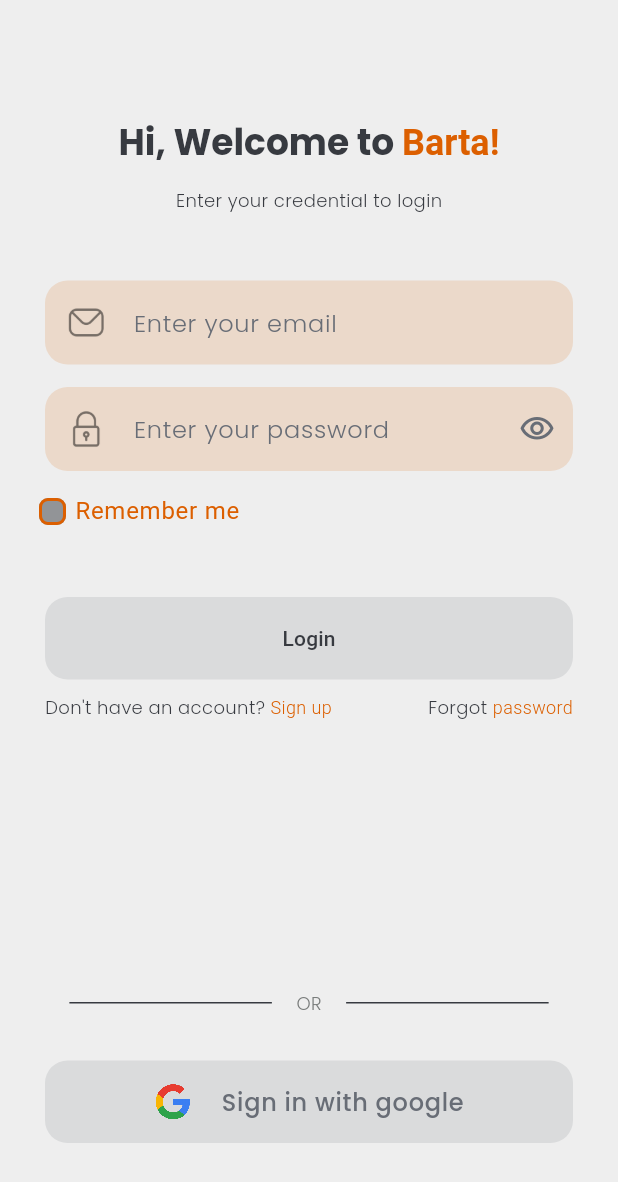
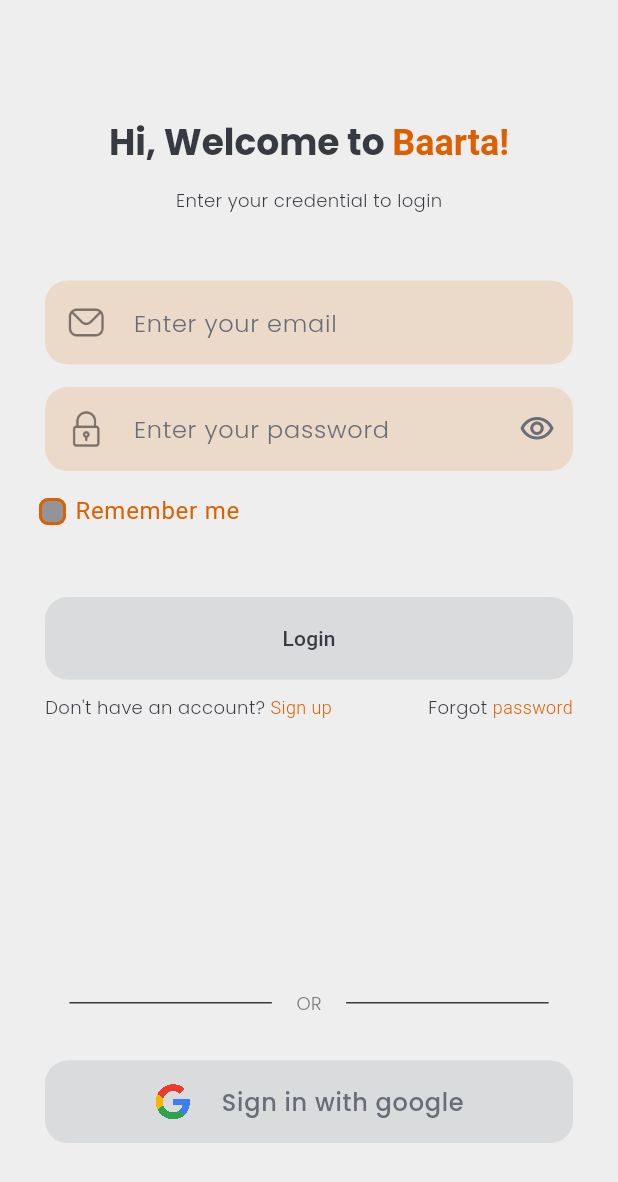
Before and after one commit to Mahbub-Hasan-Talukder/chat_app, a Flutter app: the screen it shows after launch, on a phone screen of 412 x 824 dp. Shown: the top 1182 px of the screen. Run offline on Flutter 3.47's test engine with Material 3 defaults, Android fonts, the phone set to English and light mode, and no system bars; our stand-ins replace cloud_firestore, firebase_auth, firebase_core, firebase_storage, flutter_riverpod, go_router and 5 more; accounts and stored records are empty; generated files the repository leaves out were written again.

Commit message:
feat: remember me complete

```diff
--- a/lib/core/service/navigation/router_config/router_config.dart
+++ b/lib/core/service/navigation/router_config/router_config.dart
@@ -6,12 +6,14 @@ import 'package:chat_app/features/login/presentation/pages/login_page.dart';
 import 'package:chat_app/features/sign_up/presentation/pages/sign_up_page.dart';
 import 'package:firebase_auth/firebase_auth.dart';
 import 'package:go_router/go_router.dart';
+import 'package:shared_preferences/shared_preferences.dart';
 
 class MyRouterConfig {
   static final router = GoRouter(
-    initialLocation: (FirebaseAuth.instance.currentUser == null)
-        ? MyRoutes.login
-        : MyRoutes.landingPage,
+    // initialLocation: (FirebaseAuth.instance.currentUser == null)
+    //     ? MyRoutes.login
+    //     : MyRoutes.landingPage,
+    initialLocation: '/',
     routes: [
       GoRoute(
         path: MyRoutes.signUp,
@@ -43,5 +45,18 @@ class MyRouterConfig {
         },
       ),
     ],
+    redirect: (context, state) async {
+      final prefs = await SharedPreferences.getInstance();
+      FirebaseAuth auth = FirebaseAuth.instance;
+      bool isLoggedIn = prefs.getBool('enableCheckBox') == true;
+      if (auth.currentUser != null &&
+          isLoggedIn == true &&
+          state.fullPath == '/') {
+        return MyRoutes.landingPage;
+      } else if (isLoggedIn == false && state.fullPath == '/') {
+        return MyRoutes.login;
+      }
+      return null;
+    },
   );
 }
--- a/lib/features/chat_page/presentation/pages/chat_page.dart
+++ b/lib/features/chat_page/presentation/pages/chat_page.dart
@@ -63,7 +63,7 @@ class _ChatPageState extends ConsumerState<ChatPage> {
                   widget.receiverName ?? 'no reciever name in chat page',
               receiverId: widget.receiverUid,
             ),
-            const SizedBox(height: 20),
+            const SizedBox(height: 15),
           ],
         ),
       ),
--- a/lib/features/chat_page/presentation/widgets/bottom_chat_bar.dart
+++ b/lib/features/chat_page/presentation/widgets/bottom_chat_bar.dart
@@ -90,6 +90,11 @@ class BottomChatBar extends ConsumerWidget {
               controller: _messageController,
               decoration: InputDecoration(
                 hintText: 'Type your message...',
+                enabledBorder: UnderlineInputBorder(
+                  borderSide: BorderSide(
+                    color: Theme.of(context).colorScheme.shadow,
+                  ),
+                ),
                 fillColor: (ref.read(themeProviderProvider).value ==
                         ThemeClass.darkTheme)
                     ? MyDarkColors.shadow
--- a/lib/features/landing_page/presentation/pages/landing_page.dart
+++ b/lib/features/landing_page/presentation/pages/landing_page.dart
@@ -34,7 +34,7 @@ class _LandingPageState extends ConsumerState<LandingPage> {
             style: Theme.of(context).textTheme.bodyLarge,
             children: [
               TextSpan(
-                text: 'Barta',
+                text: 'Baarta',
                 style: TextStyle(
                   color: Theme.of(context).colorScheme.surface,
                   fontSize: 30,
--- a/lib/features/login/presentation/pages/login_page.dart
+++ b/lib/features/login/presentation/pages/login_page.dart
@@ -11,6 +11,7 @@ import 'package:chat_app/features/sign_up/presentation/riverpod/sign_up_controll
 import 'package:flutter/material.dart';
 import 'package:flutter_riverpod/flutter_riverpod.dart';
 import 'package:go_router/go_router.dart';
+import 'package:shared_preferences/shared_preferences.dart';
 
 class LoginPage extends ConsumerStatefulWidget {
   const LoginPage({super.key});
@@ -24,6 +25,7 @@ class _LoginPageState extends ConsumerState<LoginPage> {
   TextEditingController passCtr = TextEditingController();
   String? emailFieldError, passFieldError;
   bool enableCheckbox = false;
+  SharedPreferences? prefs;
 
   ({bool isEmailEnable, bool isPassEnable}) buttonNotifier = (
     isEmailEnable: false,
@@ -33,6 +35,10 @@ class _LoginPageState extends ConsumerState<LoginPage> {
   @override
   void initState() {
     super.initState();
+    Future(() async {
+      prefs = await SharedPreferences.getInstance();
+      prefs?.setBool('enableCheckbox', false);
+    });
     emailCtr.addListener(() {
       _enableButtonState();
     });
@@ -57,6 +63,9 @@ class _LoginPageState extends ConsumerState<LoginPage> {
       if (next.value?.$1 == null && next.value?.$2 == null) {
         const CircularProgressIndicator();
       } else if (next.value?.$1 != null && next.value?.$2 == null) {
+        if (enableCheckbox) {
+          prefs?.setBool('enableCheckBox', true);
+        }
         context.push(MyRoutes.landingPage);
       } else if (next.value?.$1 == null && next.value?.$2 != null) {
         showDialog(
@@ -99,7 +108,7 @@ class _LoginPageState extends ConsumerState<LoginPage> {
                           style: Theme.of(context).textTheme.headlineLarge,
                           children: [
                             TextSpan(
-                              text: 'Barta!',
+                              text: 'Baarta!',
                               style: TextStyle(
                                 color: Theme.of(context).colorScheme.primary,
                               ),
--- a/lib/features/sign_up/data/models/sign_up_model.dart
+++ b/lib/features/sign_up/data/models/sign_up_model.dart
@@ -11,8 +11,7 @@ class SignUpModel extends SignUpEntity {
       'uid': user.uid,
       'groupId': '',
       'isActive': true,
-      'photoUrl':
-          'https://letsenhance.io/static/8f5e523ee6b2479e26ecc91b9c25261e/1015f/MainAfter.jpg',
+      'photoUrl': user.photoURL,
     };
   }
 }
--- a/lib/features/sign_up/presentation/pages/sign_up_page.dart
+++ b/lib/features/sign_up/presentation/pages/sign_up_page.dart
@@ -252,13 +252,13 @@ class _SignUpState extends ConsumerState<SignUpPage> {
                     final userCredential =
                         await MyGoogleSignIn().signInWithGoogle();
                     if (userCredential != null) {
-                      // User signed in successfully
                       final user = userCredential.user;
+                      ref
+                          .read(signUpControllerProvider.notifier)
+                          .saveGoogleUser(user: user);
                       print(user?.displayName);
                       context.go(MyRoutes.landingPage);
-                      // Handle user data (e.g., navigate to a home screen)
                     } else {
-                      // Sign-in failed or canceled
                       print('Sign-in failed.');
                     }
                   },
```
Also changed, not shown: lib/features/landing_page/presentation/widgets/connected_user_list.dart (+4 -3 lines), lib/features/my_drawer/presentation/pages/my_drawer.dart (+5 -2 lines).
